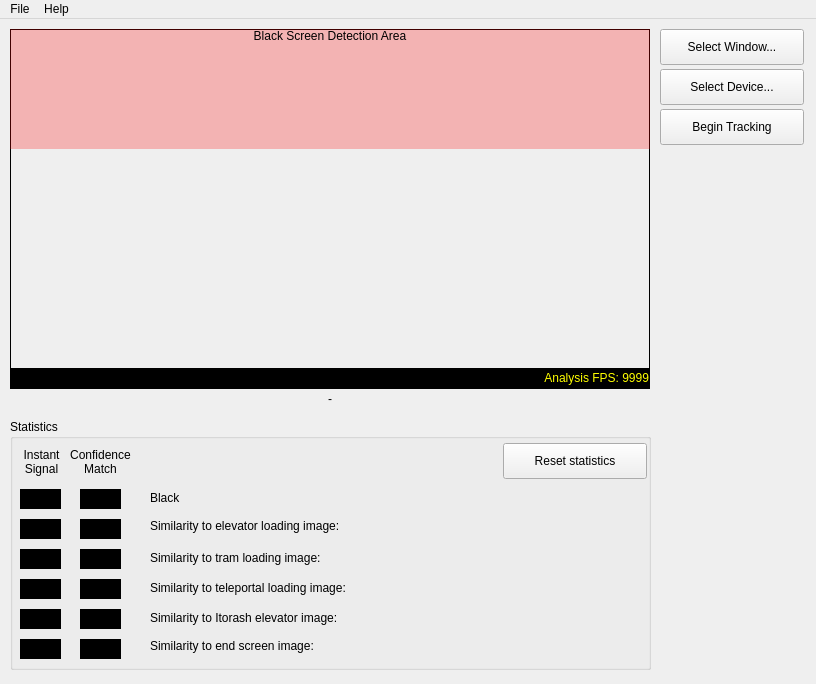
This is res/design.ui in goth-uhaul/zdcurtain as Qt 5 draws it before an edit. The edited form follows.
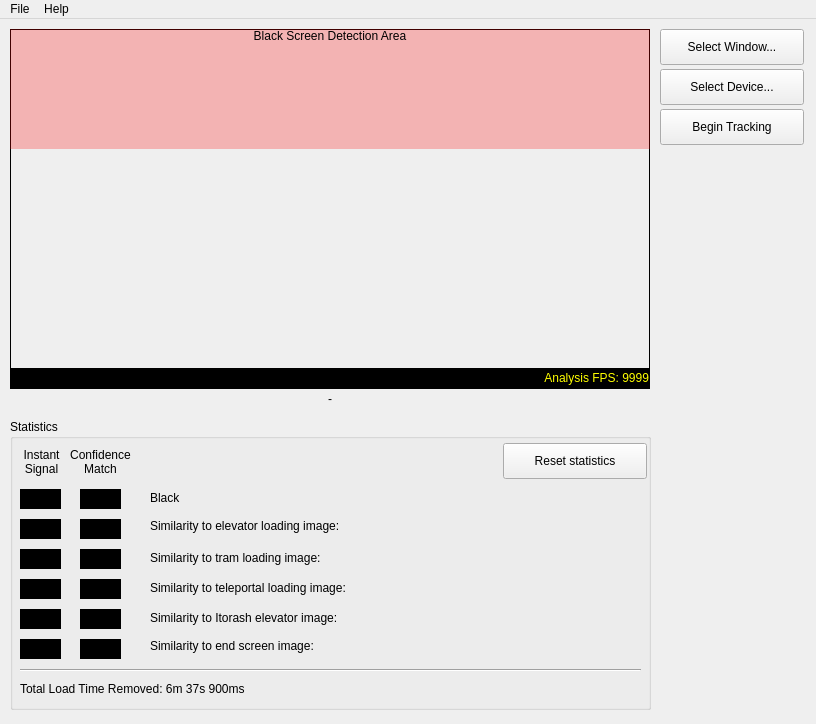
This is the edited form.

Commit message: Total load time removed

Diff of the .ui file:
```diff
--- a/res/design.ui
+++ b/res/design.ui
@@ -8,21 +8,9 @@
     <x>0</x>
     <y>0</y>
     <width>816</width>
-    <height>684</height>
+    <height>724</height>
    </rect>
   </property>
-  <property name="minimumSize">
-   <size>
-    <width>816</width>
-    <height>684</height>
-   </size>
-  </property>
-  <property name="maximumSize">
-   <size>
-    <width>816</width>
-    <height>684</height>
-   </size>
-  </property>
   <property name="font">
    <font>
     <pointsize>9</pointsize>
@@ -114,7 +102,7 @@
       <x>10</x>
       <y>400</y>
       <width>641</width>
-      <height>251</height>
+      <height>291</height>
      </rect>
     </property>
     <property name="title">
@@ -906,6 +894,32 @@
       <set>Qt::AlignmentFlag::AlignLeading</set>
      </property>
     </widget>
+    <widget class="Line" name="line">
+     <property name="geometry">
+      <rect>
+       <x>10</x>
+       <y>243</y>
+       <width>621</width>
+       <height>16</height>
+      </rect>
+     </property>
+     <property name="orientation">
+      <enum>Qt::Orientation::Horizontal</enum>
+     </property>
+    </widget>
+    <widget class="QLabel" name="total_load_time_removed_label">
+     <property name="geometry">
+      <rect>
+       <x>10</x>
+       <y>262</y>
+       <width>331</width>
+       <height>16</height>
+      </rect>
+     </property>
+     <property name="text">
+      <string>Total Load Time Removed: 6m 37s 900ms</string>
+     </property>
+    </widget>
    </widget>
    <widget class="QPushButton" name="begin_end_tracking_button">
     <property name="geometry">
```
The commit also changes 3 other files.
